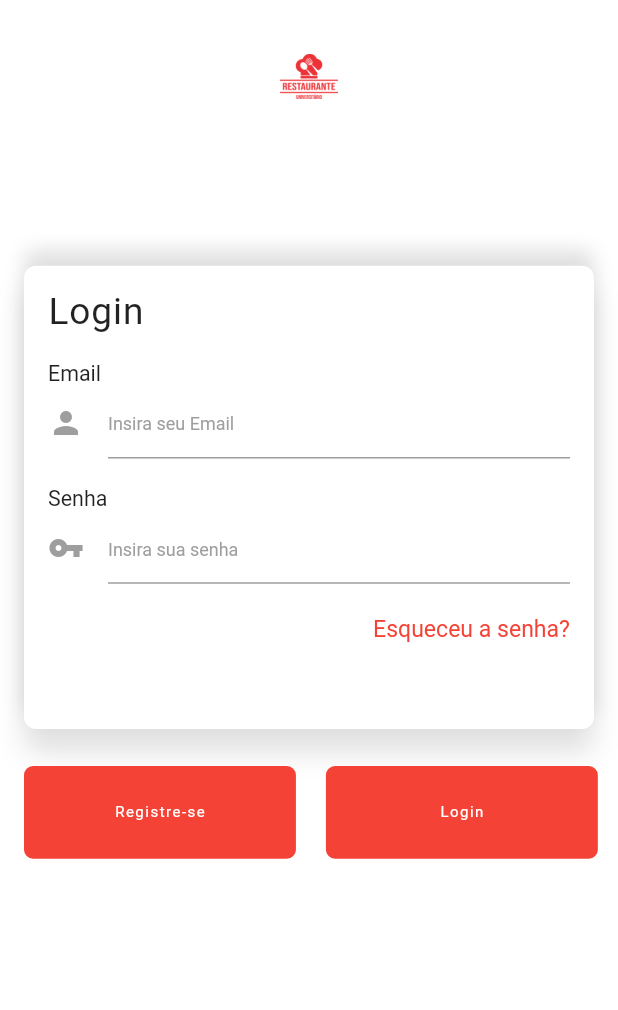
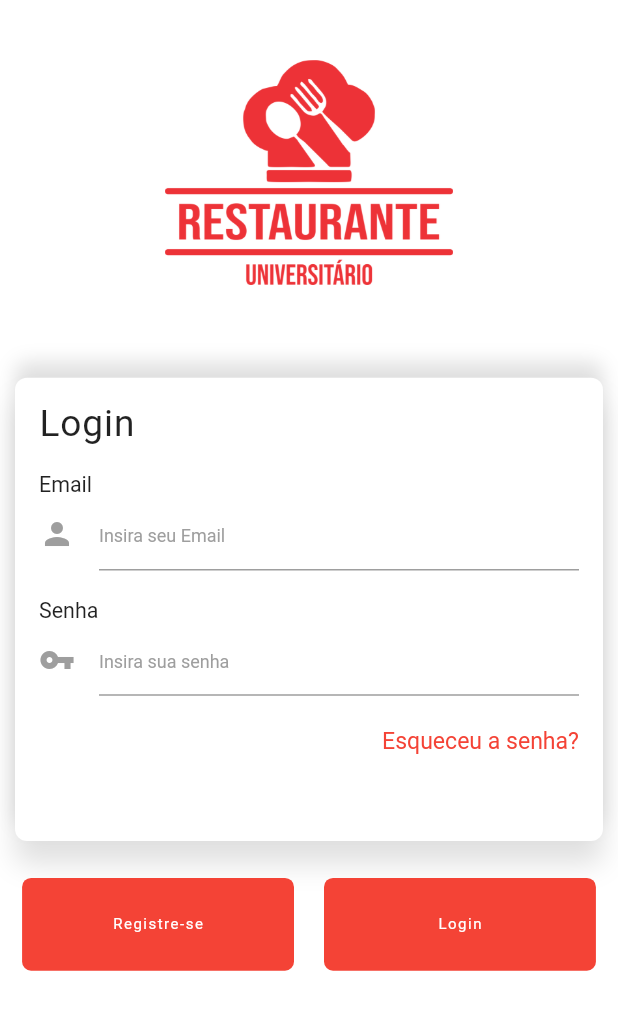
Before and after one commit to Jonathas107/RestauranteUniversitario, a Flutter app: the screen it shows after launch, on a phone screen of 412 x 824 dp. Shown: the top 1010 px of the screen. Run offline on Flutter 3.47's test engine with Material 2 defaults, Android fonts, the phone set to English and light mode, and no system bars; our stand-ins replace cloud_firestore, firebase_auth, flutter_screenutil; accounts and stored records are empty; Roboto replaces fonts that are missing (Poppins-Bold, Poppins-bold, Poppins-medium).

Commit message:
Novas mudanças

```diff
--- a/lib/screens/home.dart
+++ b/lib/screens/home.dart
@@ -32,17 +32,17 @@ class _HomePageState extends State<HomePage> {
             return Form(
               key: _formKey,
               child: ListView(
-                padding: EdgeInsets.all(16.0),
+                padding: EdgeInsets.all(10.0),
                 children: <Widget>[
                   Padding(
-                    padding: EdgeInsets.only(top: 20.0),
+                    padding: EdgeInsets.only(top: 30.0),
                     child: Image.asset(
                       "images/arte.png",
-                      height: 30,
+                      height: 150,
                     ),
                   ),
                   SizedBox(
-                    height: ScreenUtil.getInstance().setHeight(180),
+                    height: ScreenUtil.getInstance().setHeight(100),
                   ),
                   FormCard(),
                   SizedBox(
```
Also changed, not shown: pubspec.lock, 8 other files.
